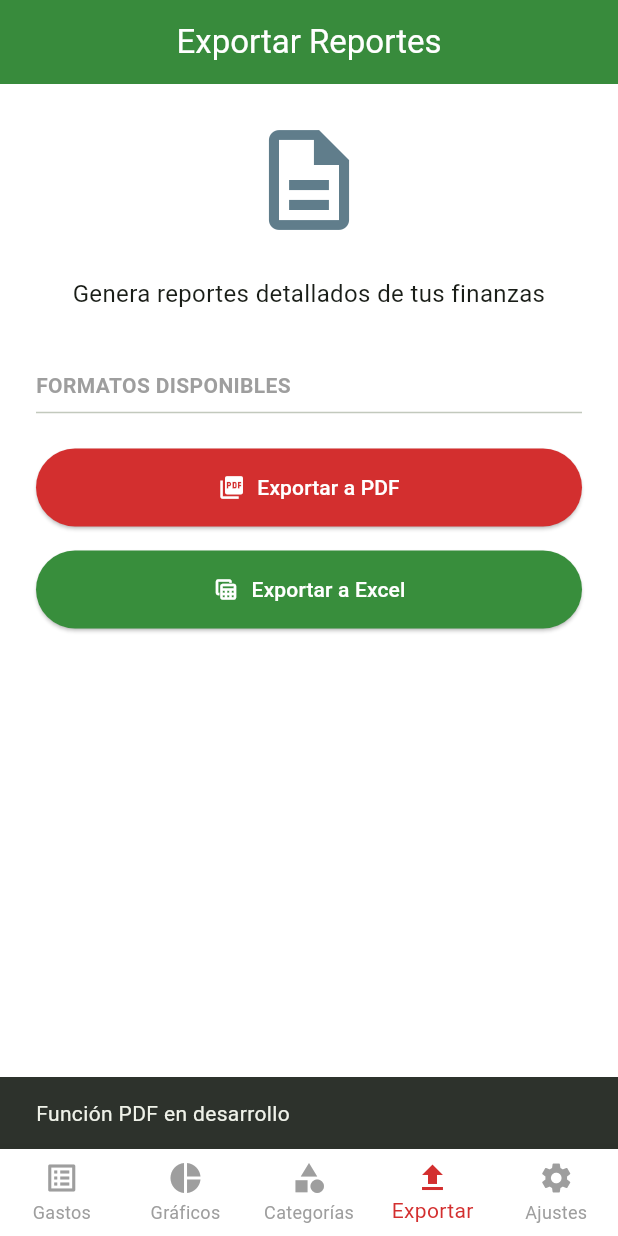
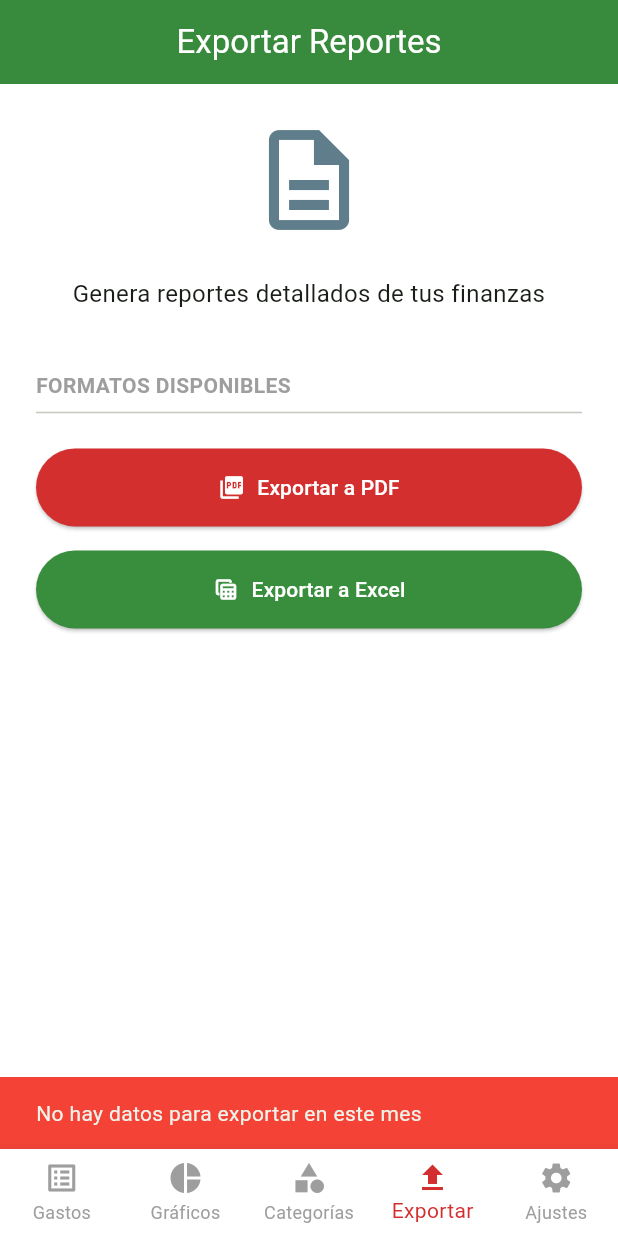
Before and after one commit to naravenar91/control-gastos-flutter, a Flutter app: the screen it shows after launch, item 4 of the bottom bar chosen, after a tap on "Exportar a PDF", on a phone screen of 412 x 824 dp. Run offline on Flutter 3.47's test engine with Material 3 defaults, Android fonts, the phone set to English and light mode, and no system bars; our stand-ins replace drift, equatable, file_picker, fl_chart, flutter_bloc, flutter_local_notifications and 6 more; missing offline and left inert: excel; accounts and stored records are empty; generated files the repository leaves out were written again.

Commit message:
agrega exportar a pdf

```diff
--- a/lib/main.dart
+++ b/lib/main.dart
@@ -10,6 +10,7 @@ import 'infrastructure/repositories/drift_categoria_repository.dart';
 import 'infrastructure/repositories/drift_gasto_repository.dart';
 import 'infrastructure/repositories/drift_presupuesto_repository.dart';
 import 'infrastructure/services/excel_export_service.dart';
+import 'infrastructure/services/pdf_export_service.dart';
 import 'presentation/bloc/export_bloc.dart';
 import 'presentation/bloc/gasto_bloc.dart';
 import 'presentation/bloc/gasto_event.dart';
@@ -60,6 +61,9 @@ void main() async {
         RepositoryProvider<ExcelExportService>(
           create: (context) => ExcelExportService(),
         ),
+        RepositoryProvider<PdfExportService>(
+          create: (context) => PdfExportService(),
+        ),
       ],
       child: MultiBlocProvider(
         providers: [
@@ -81,6 +85,7 @@ void main() async {
               gastoRepository: context.read<GastoRepository>(),
               categoriaRepository: context.read<CategoriaRepository>(),
               excelExportService: context.read<ExcelExportService>(),
+              pdfExportService: context.read<PdfExportService>(),
             ),
           ),
         ],
--- a/lib/presentation/bloc/export_bloc.dart
+++ b/lib/presentation/bloc/export_bloc.dart
@@ -3,6 +3,7 @@ import 'package:equatable/equatable.dart';
 import '../../domain/repositories/gasto_repository.dart';
 import '../../domain/repositories/categoria_repository.dart';
 import '../../infrastructure/services/excel_export_service.dart';
+import '../../infrastructure/services/pdf_export_service.dart';
 
 // Events
 abstract class ExportEvent extends Equatable {
@@ -18,6 +19,13 @@ class ExportToExcelEvent extends ExportEvent {
   List<Object?> get props => [date];
 }
 
+class ExportToPdfEvent extends ExportEvent {
+  final DateTime date;
+  const ExportToPdfEvent(this.date);
+  @override
+  List<Object?> get props => [date];
+}
+
 // States
 abstract class ExportState extends Equatable {
   const ExportState();
@@ -29,9 +37,10 @@ class ExportInitial extends ExportState {}
 class ExportLoading extends ExportState {}
 class ExportSuccess extends ExportState {
   final String path;
-  const ExportSuccess(this.path);
+  final bool isPdf;
+  const ExportSuccess(this.path, {this.isPdf = false});
   @override
-  List<Object?> get props => [path];
+  List<Object?> get props => [path, isPdf];
 }
 class ExportError extends ExportState {
   final String message;
@@ -45,13 +54,16 @@ class ExportBloc extends Bloc<ExportEvent, ExportState> {
   final GastoRepository gastoRepository;
   final CategoriaRepository categoriaRepository;
   final ExcelExportService excelExportService;
+  final PdfExportService pdfExportService;
 
   ExportBloc({
     required this.gastoRepository,
     required this.categoriaRepository,
     required this.excelExportService,
+    required this.pdfExportService,
   }) : super(ExportInitial()) {
     on<ExportToExcelEvent>(_onExportToExcel);
+    on<ExportToPdfEvent>(_onExportToPdf);
   }
 
   Future<void> _onExportToExcel(ExportToExcelEvent event, Emitter<ExportState> emit) async {
@@ -71,7 +83,28 @@ class ExportBloc extends Bloc<ExportEvent, ExportState> {
       final path = await excelExportService.exportToExcel(gastos, categorias, event.date);
       emit(ExportSuccess(path));
     } catch (e) {
-      emit(ExportError('Error al exportar: ${e.toString()}'));
+      emit(ExportError('Error al exportar a Excel: ${e.toString()}'));
+    }
+  }
+
+  Future<void> _onExportToPdf(ExportToPdfEvent event, Emitter<ExportState> emit) async {
+    emit(ExportLoading());
+    try {
+      final startDate = DateTime(event.date.year, event.date.month, 1);
+      final endDate = DateTime(event.date.year, event.date.month + 1, 0);
+
+      final gastos = await gastoRepository.getGastosByDateRange(startDate, endDate);
+      final categorias = await categoriaRepository.getAllCategorias();
+
+      if (gastos.isEmpty) {
+        emit(const ExportError('No hay datos para exportar en este mes'));
+        return;
+      }
+
+      await pdfExportService.exportToPdf(gastos, categorias, event.date);
+      emit(const ExportSuccess('', isPdf: true));
+    } catch (e) {
+      emit(ExportError('Error al exportar a PDF: ${e.toString()}'));
     }
   }
 }
--- a/lib/presentation/pages/export_page.dart
+++ b/lib/presentation/pages/export_page.dart
@@ -32,23 +32,6 @@ class ExportPage extends StatelessWidget {
               const Divider(),
               const SizedBox(height: 16),
 
-              ElevatedButton.icon(
-                onPressed: () {
-                  // TODO: Implementar exportación a PDF
-                  ScaffoldMessenger.of(context).showSnackBar(
-                    const SnackBar(content: Text('Función PDF en desarrollo')),
-                  );
-                },
-                icon: const Icon(Icons.picture_as_pdf),
-                label: const Text('Exportar a PDF'),
-                style: ElevatedButton.styleFrom(
-                  padding: const EdgeInsets.all(16),
-                  backgroundColor: Colors.red.shade700,
-                  foregroundColor: Colors.white,
-                ),
-              ),
-              const SizedBox(height: 16),
-
               BlocConsumer<ExportBloc, ExportState>(
                 listener: (context, state) {
                   if (state is ExportError) {
@@ -56,6 +39,11 @@ class ExportPage extends StatelessWidget {
                       SnackBar(content: Text(state.message), backgroundColor: Colors.red),
                     );
                   } else if (state is ExportSuccess) {
+                    if (state.isPdf) {
+                      ScaffoldMessenger.of(context).showSnackBar(
+                        const SnackBar(content: Text('PDF compartido correctamente')),
+                      );
+                    } else {
                       ScaffoldMessenger.of(context).showSnackBar(
                         SnackBar(
                           content: const Text('Reporte generado con éxito'),
@@ -69,21 +57,31 @@ class ExportPage extends StatelessWidget {
                         ),
                       );
                     }
+                  }
                 },
                 builder: (context, state) {
-                  if (state is ExportLoading) {
-                    return const Center(
-                      child: Padding(
-                        padding: EdgeInsets.all(16.0),
-                        child: CircularProgressIndicator(),
+                  final isLoading = state is ExportLoading;
+
+                  return Column(
+                    crossAxisAlignment: CrossAxisAlignment.stretch,
+                    children: [
+                      ElevatedButton.icon(
+                        onPressed: isLoading
+                            ? null
+                            : () => context.read<ExportBloc>().add(ExportToPdfEvent(DateTime.now())),
+                        icon: const Icon(Icons.picture_as_pdf),
+                        label: const Text('Exportar a PDF'),
+                        style: ElevatedButton.styleFrom(
+                          padding: const EdgeInsets.all(16),
+                          backgroundColor: Colors.red.shade700,
+                          foregroundColor: Colors.white,
                         ),
-                    );
-                  }
-
-                  return ElevatedButton.icon(
-                    onPressed: () {
-                      context.read<ExportBloc>().add(ExportToExcelEvent(DateTime.now()));
-                    },
+                      ),
+                      const SizedBox(height: 16),
+                      ElevatedButton.icon(
+                        onPressed: isLoading
+                            ? null
+                            : () => context.read<ExportBloc>().add(ExportToExcelEvent(DateTime.now())),
                         icon: const Icon(Icons.table_view),
                         label: const Text('Exportar a Excel'),
                         style: ElevatedButton.styleFrom(
@@ -91,6 +89,13 @@ class ExportPage extends StatelessWidget {
                           backgroundColor: Colors.green.shade700,
                           foregroundColor: Colors.white,
                         ),
+                      ),
+                      if (isLoading)
+                        const Padding(
+                          padding: EdgeInsets.only(top: 24.0),
+                          child: Center(child: CircularProgressIndicator()),
+                        ),
+                    ],
                   );
                 },
               ),
--- a/pubspec.yaml
+++ b/pubspec.yaml
@@ -26,6 +26,8 @@ dependencies:
   share_plus: ^12.0.1
   excel: ^4.0.0
   permission_handler: ^11.3.1
+  pdf: ^3.11.1
+  printing: ^5.13.2
   file_picker: ^10.3.10
   shared_preferences: ^2.5.4
   flutter_local_notifications: ^21.0.0-dev.2
```
Also changed, not shown: lib/infrastructure/services/pdf_export_service.dart (added, +133 -0 lines), pubspec.lock, 5 other files. Lines whose indentation alone changed are shown as unchanged.
